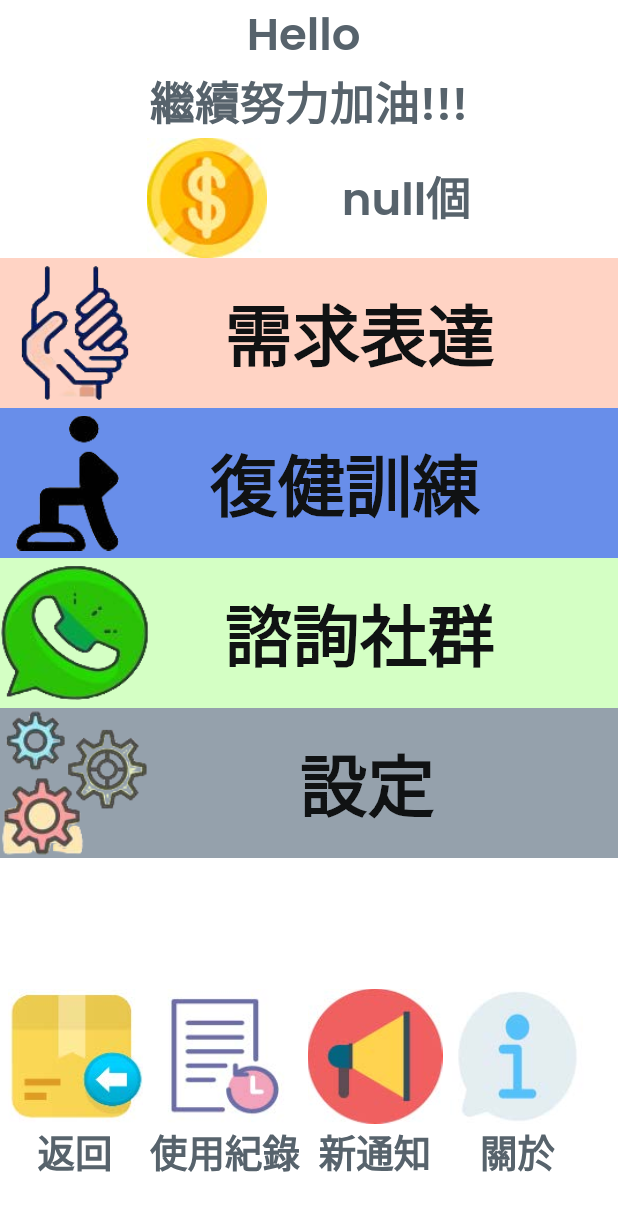
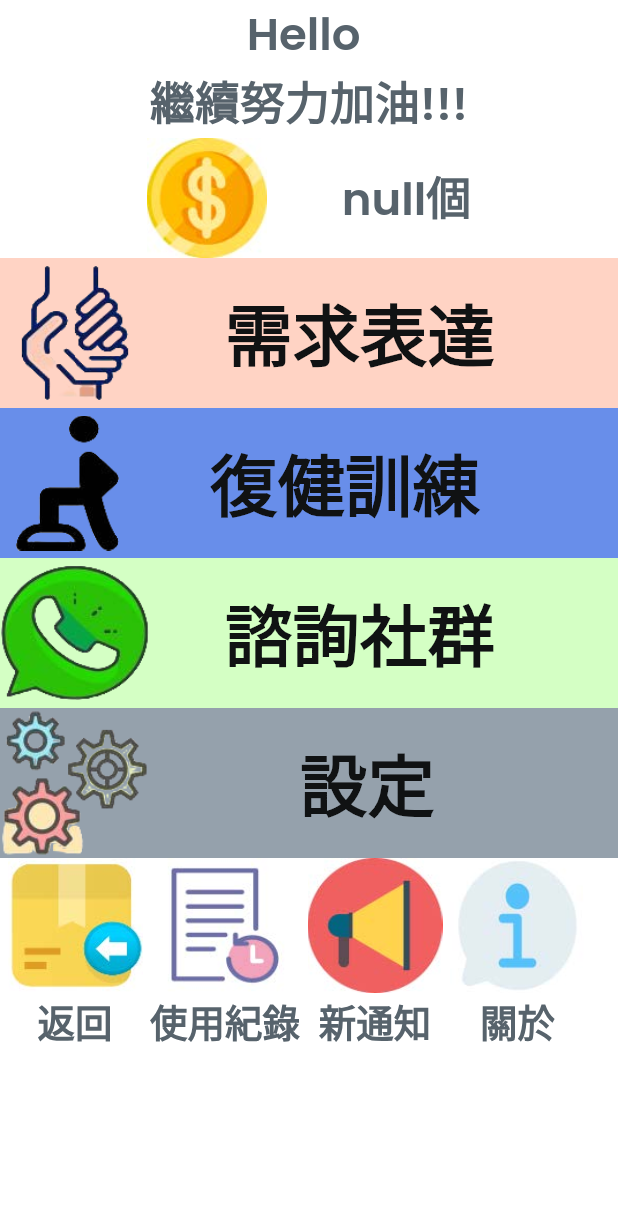
Before and after one commit to cherrytank/stroke_rehabilitation_app, a Flutter app: the HomeWidget screen opened by its route, on a phone screen of 412 x 824 dp. Shown: the top 1211 px of the screen. Run offline on Flutter 3.47's test engine with Material 2 defaults, Android fonts, the phone set to English and light mode, and no system bars; our stand-ins replace audioplayers, auto_size_text, cached_network_image, camera, dropdown_button2, easy_debounce and 10 more; missing offline and left inert: google_mlkit_commons, json_path; accounts and stored records are empty; network calls fail; statements that could not run were skipped.

Commit message:
container_test

```diff
--- a/lib/home/home_widget.dart
+++ b/lib/home/home_widget.dart
@@ -75,8 +75,6 @@ class _HomeWidgetState extends State<HomeWidget> {
                   mainAxisSize: MainAxisSize.max,
                   children: [
                     Container(
-                      width: MediaQuery.of(context).size.width * 1.0,
-                      height: MediaQuery.of(context).size.height * 0.8,
                       decoration: BoxDecoration(
                         color: FlutterFlowTheme.of(context).secondaryBackground,
                       ),
```
